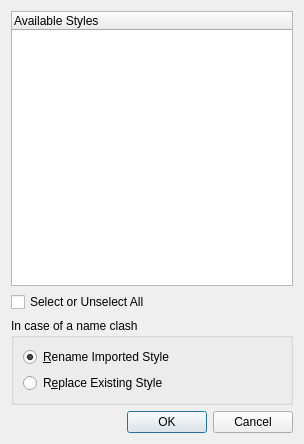
Before: the Qt Designer form scribus/ui/smstyleimport.ui in scribusproject/scribus, drawn with Qt 5.
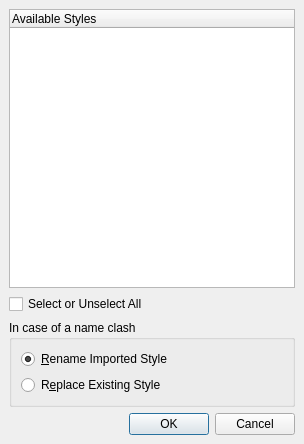
After: the same form once the commit is applied.

Commit message: #16486: Unify margins and spacing for dialogs, set 12 <bubu>

Diff of the .ui file:
```diff
--- a/scribus/ui/smstyleimport.ui
+++ b/scribus/ui/smstyleimport.ui
@@ -12,7 +12,19 @@
   <property name="windowTitle" >
    <string>Choose Styles</string>
   </property>
-  <layout class="QVBoxLayout" name="verticalLayout" >
+  <layout class="QVBoxLayout" name="verticalLayout">
+   <property name="leftMargin">
+    <number>9</number>
+   </property>
+   <property name="topMargin">
+    <number>9</number>
+   </property>
+   <property name="rightMargin">
+    <number>9</number>
+   </property>
+   <property name="bottomMargin">
+    <number>9</number>
+   </property>
    <item>
     <widget class="QTreeWidget" name="styleWidget" >
      <property name="selectionMode" >
```
Left out of the diff: 55 changed lines with no effect on the pictures. The commit also changes 6 other files.
